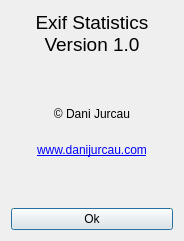
Qt form ui/aboutdialog.ui (danij/ExifStats) before a commit.
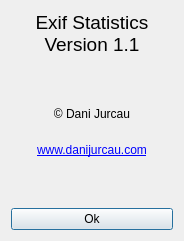
The same form after that commit. Icons and pictures are not drawn.

Patch:
```diff
--- a/ui/aboutdialog.ui
+++ b/ui/aboutdialog.ui
@@ -34,7 +34,7 @@
         </font>
        </property>
        <property name="text">
-        <string>Exif Statistics&lt;br/&gt;Version 1.0</string>
+        <string>Exif Statistics&lt;br/&gt;Version 1.1</string>
        </property>
        <property name="scaledContents">
         <bool>false</bool>
```
